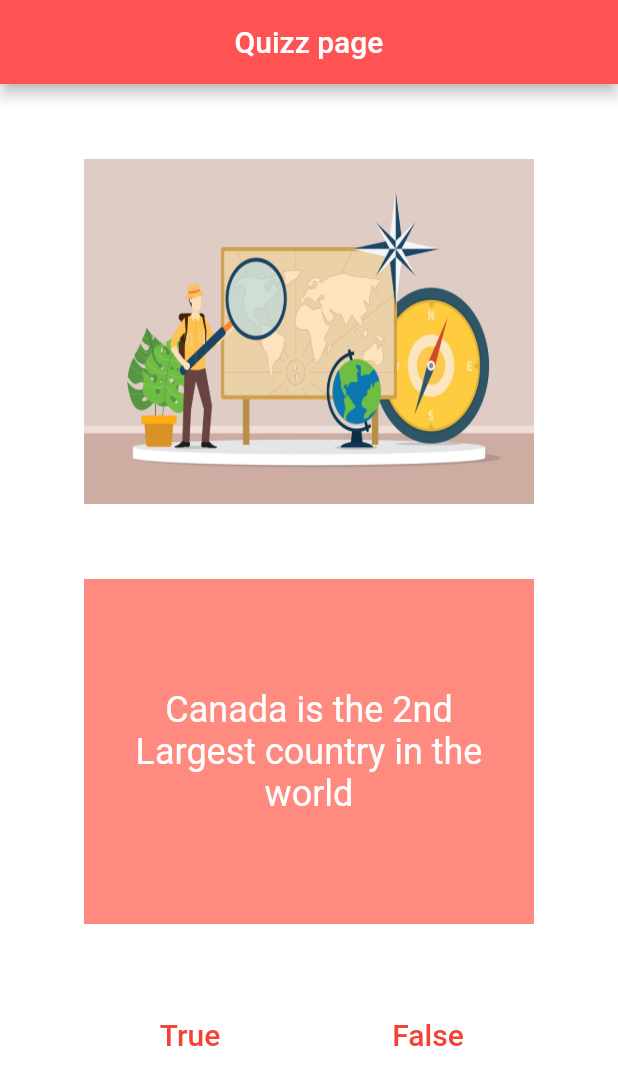
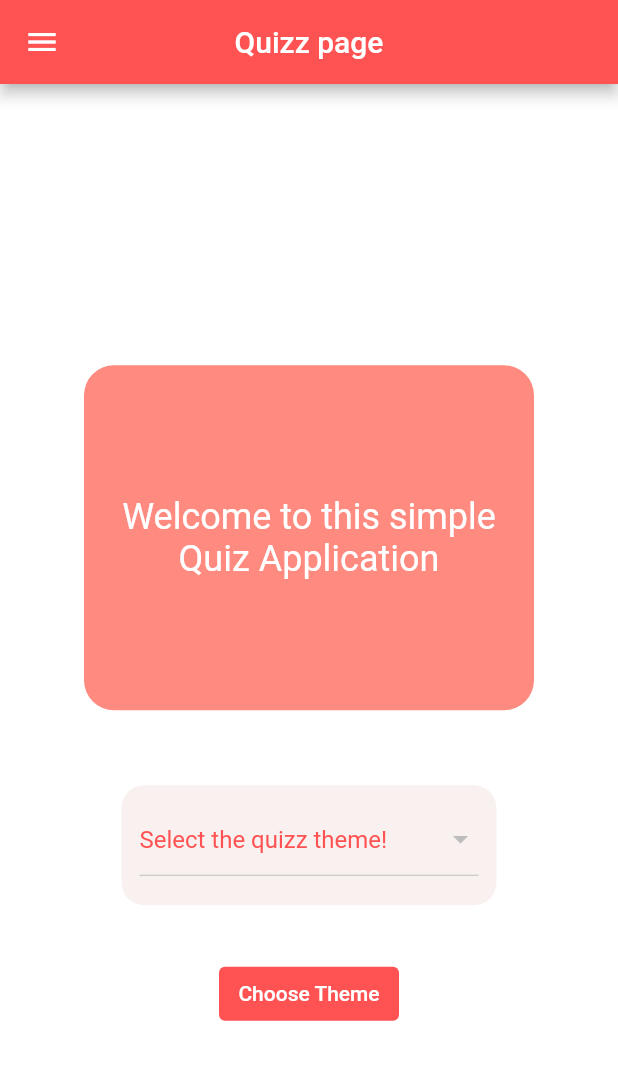
Before and after one commit to Abdus04/Quizz_flutter, a Flutter app: the screen it shows after launch, on a phone screen of 412 x 824 dp. Shown: the top 1085 px of the screen. Run offline on Flutter 3.47's test engine with Material 2 defaults, Android fonts, the phone set to English and light mode, and no system bars; our stand-ins replace bloc, cloud_firestore, firebase_core, flutter_bloc; accounts and stored records are empty.

Commit message:
Firebase Extension

```diff
--- a/lib/main.dart
+++ b/lib/main.dart
@@ -1,14 +1,16 @@
 import 'package:flutter/material.dart';
 import 'package:provider/provider.dart';
 import 'package:quizz_app/cubit/counter_cubit.dart';
+import 'package:quizz_app/screens/quiz.dart';
 import 'providers/quizz_provider.dart';
 import 'dart:developer';
 import 'package:flutter/rendering.dart';
 import 'package:flutter_bloc/flutter_bloc.dart';
 import 'screens/quizz_manager.dart';
+import 'package:firebase_core/firebase_core.dart';
 import 'cubit/counter_cubit.dart';
 
-void main() {
+Future<void> main() async {
   /*runApp(
     MultiProvider(
         providers: [
@@ -17,6 +19,8 @@ void main() {
         child: MyApp()
     )
   );*/
+  WidgetsFlutterBinding.ensureInitialized();
+  await Firebase.initializeApp();
   runApp(MyApp());
 }
 
@@ -31,9 +35,9 @@ class MyApp extends StatelessWidget {
       child: MaterialApp(
         title: 'Flutter Demo',
         theme: ThemeData(
-          primarySwatch: Colors.blue,
+          primarySwatch: Colors.red,
         ),
-        home: const QuizzPage(title: 'Flutter Demo Home Page'),
+        home: const Quiz(),
       ),
     );
   }
--- a/lib/screens/question.dart
+++ b/lib/screens/question.dart
@@ -81,4 +81,10 @@ class Question {
   bool isCorrect;
 
   Question({required this.questionText, required this.isCorrect});
+
+  Map<String, dynamic> toJson() =>
+      {'content': questionText, 'answer': isCorrect};
+
+  static Question fromJson(Map<String, dynamic> json) =>
+      Question(questionText: json['content'], isCorrect: json['answer']);
 }
--- /dev/null
+++ b/lib/screens/quiz.dart
@@ -0,0 +1,166 @@
+import 'package:cloud_firestore/cloud_firestore.dart';
+import 'package:flutter/cupertino.dart';
+import 'package:flutter/material.dart';
+import 'package:quizz_app/screens/quiz_create.dart';
+import 'package:quizz_app/screens/quizz_manager.dart';
+
+class Quiz extends StatefulWidget {
+  const Quiz({Key? key}) : super(key: key);
+
+  @override
+  _QuizState createState() => _QuizState();
+}
+
+class _QuizState extends State<Quiz> {
+  List<String> _themes = <String>["geography", "history", "math"];
+  var _SelectedTheme;
+
+  @override
+  Widget build(BuildContext context) {
+    return Scaffold(
+        resizeToAvoidBottomInset : false,
+        drawer: Drawer(
+          child: Column(
+            children: [
+              AppBar(
+                automaticallyImplyLeading: false,
+                backgroundColor: Colors.redAccent,
+                centerTitle: true,
+                title: Text("Menu"),
+              ),
+              ListTile(
+                onTap: (){
+                  Navigator.pushReplacement(
+                      context,
+                      MaterialPageRoute(
+                          builder: (BuildContext context) =>
+                              QuizCreatePage(
+                              )));
+                },
+                title: Text(
+                  "Manage Quiz",
+                  textAlign: TextAlign.center,
+                  style: TextStyle(
+                    fontSize: 16,
+                  ),
+                ),
+              )
+            ],
+          ),
+        ),
+        backgroundColor: Colors.white,
+        appBar: AppBar(
+          title: Text('Quizz page'),
+          centerTitle: true,
+          backgroundColor: Colors.redAccent,
+        ),
+        body: initialQuizView() //themeQuizView('geography')
+        );
+  }
+
+  Widget initialQuizView() {
+    return Center(
+      child: Column(
+        crossAxisAlignment: CrossAxisAlignment.center,
+        mainAxisAlignment: MainAxisAlignment.center,
+        children: [
+          Container(
+              padding: EdgeInsets.symmetric(horizontal: 20, vertical: 10),
+              margin: EdgeInsets.all(50),
+              height: 230,
+              width: 300,
+              decoration: BoxDecoration(
+                borderRadius: BorderRadius.circular(20),
+                color: Colors.redAccent[100],
+              ),
+              child: Align(
+                alignment: Alignment.center,
+                child: Text(
+                  'Welcome to this simple Quiz Application',
+                  textAlign: TextAlign.center,
+                  style: TextStyle(color: Colors.white, fontSize: 24.0),
+                ),
+              )),
+          SizedBox(
+            width: 50,
+          ),
+          StreamBuilder(
+              stream: readThemes(),
+              builder: (context, snapshot) {
+                if (snapshot.hasData) {
+                  _themes = snapshot.data!;
+                  return Column(
+                    children: [
+                      Container(
+                        height: 80,
+                        width: 250,
+                        decoration: BoxDecoration(
+                            color: Color(0xfff9f1f0),
+                            borderRadius: BorderRadius.circular(15)),
+                        padding: EdgeInsets.all(12),
+                        child: DropdownButton(
+                          items: _themes
+                              .map((value) => DropdownMenuItem(
+                                    child: Text(
+                                      value,
+                                      textAlign: TextAlign.center,
+                                      style: TextStyle(color: Colors.redAccent),
+                                    ),
+                                    value: value,
+                                  ))
+                              .toList(),
+                          onChanged: (selectedTheme) {
+                            setState(() {
+                              _SelectedTheme = selectedTheme;
+                            });
+                          },
+                          value: _SelectedTheme,
+                          hint: Text(
+                            'Select the quizz theme!',
+                            textAlign: TextAlign.center,
+                            style: TextStyle(color: Colors.redAccent),
+                          ),
+                          isExpanded: true,
+                          isDense: false,
+                          borderRadius: BorderRadius.circular(12),
+                        ),
+                      ),
+                      SizedBox(
+                        height: 35,
+                      ),
+                      TextButton(
+                        onPressed: () {
+                          print(_SelectedTheme);
+                          if (_SelectedTheme != null) {
+                            Navigator.push(
+                                context,
+                                MaterialPageRoute(
+                                    builder: (BuildContext context) =>
+                                        QuizzPage(
+                                          theme: _SelectedTheme,
+                                        )));
+                          }
+                        },
+                        child: Text("Choose Theme",
+                            style: TextStyle(color: Colors.white)),
+                        style: TextButton.styleFrom(
+                            backgroundColor: Colors.redAccent,
+                            fixedSize: Size(120, 32)),
+                      )
+                    ],
+                  );
+                } else {
+                  return CircularProgressIndicator();
+                }
+              }),
+        ],
+      ),
+    );
+  }
+
+  Stream<List<String>> readThemes() => FirebaseFirestore.instance
+      .collection('themes')
+      .snapshots()
+      .map((snapshot) =>
+          snapshot.docs.map((doc) => doc.get("name").toString()).toList());
+}
--- a/lib/screens/quizz_manager.dart
+++ b/lib/screens/quizz_manager.dart
@@ -1,27 +1,28 @@
+import 'package:cloud_firestore/cloud_firestore.dart';
 import 'package:flutter/material.dart';
 import 'package:provider/provider.dart';
 import 'package:quizz_app/cubit/counter_cubit.dart';
 import 'package:quizz_app/providers/quizz_provider.dart';
 import 'package:flutter_bloc/flutter_bloc.dart';
+import 'package:cloud_firestore/cloud_firestore.dart';
 
 import 'question.dart';
 import 'result.dart';
 
 class QuizzPage extends StatefulWidget {
-  const QuizzPage({Key? key, required this.title}) : super(key: key);
+  final String theme;
 
-  final String title;
+  const QuizzPage({Key? key, required this.theme}) : super(key: key);
 
   @override
-  _QuizzPageState createState() => _QuizzPageState();
+  _QuizzPageState createState() => _QuizzPageState(theme);
 }
 
 class _QuizzPageState extends State<QuizzPage> {
+  _QuizzPageState(this._SelectedTheme);
+
   List<String> characters = ["Zhongli", "Kamisato Ayato", "Kuki Shinobu"];
   List<Question> questions = [
-    Question(
-        questionText: "Canada is the 2nd Largest country in the world",
-        isCorrect: true),
     Question(
         questionText: "Nile is the widest river in the world",
         isCorrect: false),
@@ -32,8 +33,13 @@ class _QuizzPageState extends State<QuizzPage> {
   ];
   int questionNum = 0;
   int score = 0;
+  List<String> _themes = <String>["geography", "history", "math"];
+  var _SelectedTheme;
+
+  CollectionReference cr = FirebaseFirestore.instance.collection('geography');
 
   void _answerQuestion(Question question, bool answer) {
+    //print(Fquestions.elementAt(0));
     BlocProvider.of<CounterCubit>(context).incrementQuestionIndex();
     if (question.isCorrect == answer) {
       BlocProvider.of<CounterCubit>(context).incrementScore();
@@ -70,15 +76,36 @@ class _QuizzPageState extends State<QuizzPage> {
             title: Text('Quizz page'),
             centerTitle: true,
             backgroundColor: Colors.redAccent,
-      ),
-      body: Column(
-          children: [
+            automaticallyImplyLeading: false),
+        body: themeQuizView(_SelectedTheme));
+  }
+
+  Widget themeQuizView(String theme) {
+    return StreamBuilder(
+        stream: readQuestions(theme),
+        builder: (context, snapshot) {
+          if (snapshot.hasData) {
+            questions = snapshot.data!;
+            return Column(children: [
               BlocBuilder<CounterCubit, CounterState>(
                   builder: (context, state) {
                 return questionView(state.questionIndex);
-                }
-            )
-          ]),
+              })
+            ]);
+          } else {
+            return Center(
+              child: CircularProgressIndicator(),
             );
           }
+        });
   }
+
+  Stream<List<Question>> readQuestions(String theme) => FirebaseFirestore
+      .instance
+      .collection("themes")
+      .doc(theme)
+      .collection("questions")
+      .snapshots()
+      .map((snapshot) =>
+          snapshot.docs.map((doc) => Question.fromJson(doc.data())).toList());
+}
```
Also changed, not shown: lib/cubit/counter_cubit.dart (+7 -0 lines), lib/screens/quiz_create.dart (added, +225 -0 lines), lib/screens/result.dart (+12 -2 lines), pubspec.yaml (+2 -11 lines), pubspec.lock, 3 other files. Lines whose indentation alone changed are shown as unchanged.
